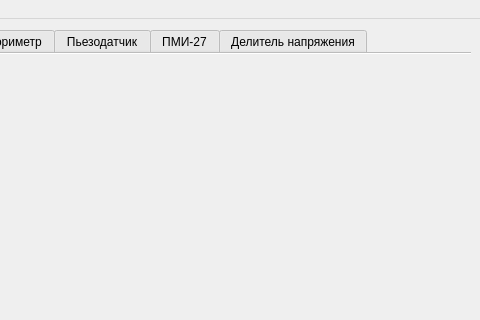
Before: the Qt Designer form ui/diagnosticeditor.ui in Asmedyanov/SignalViewer_GunTeam, drawn with Qt 5; both pictures show x 320 to 800 and y 0 to 320 of the 800 by 600 pixel window.
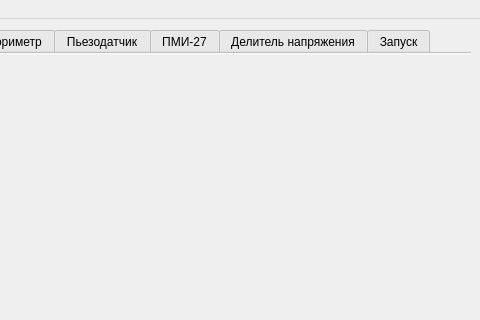
After: the same form once the commit is applied. The open tabs and pages were chosen to show the change.

Diff of the .ui file:
```diff
--- a/ui/diagnosticeditor.ui
+++ b/ui/diagnosticeditor.ui
@@ -69,6 +69,11 @@
           <string>Делитель напряжения</string>
          </attribute>
         </widget>
+        <widget class="QWidget" name="tab_8">
+         <attribute name="title">
+          <string>Запуск</string>
+         </attribute>
+        </widget>
        </widget>
       </item>
      </layout>
```
Left out of the diff: 2 changed lines with no effect on the pictures.
